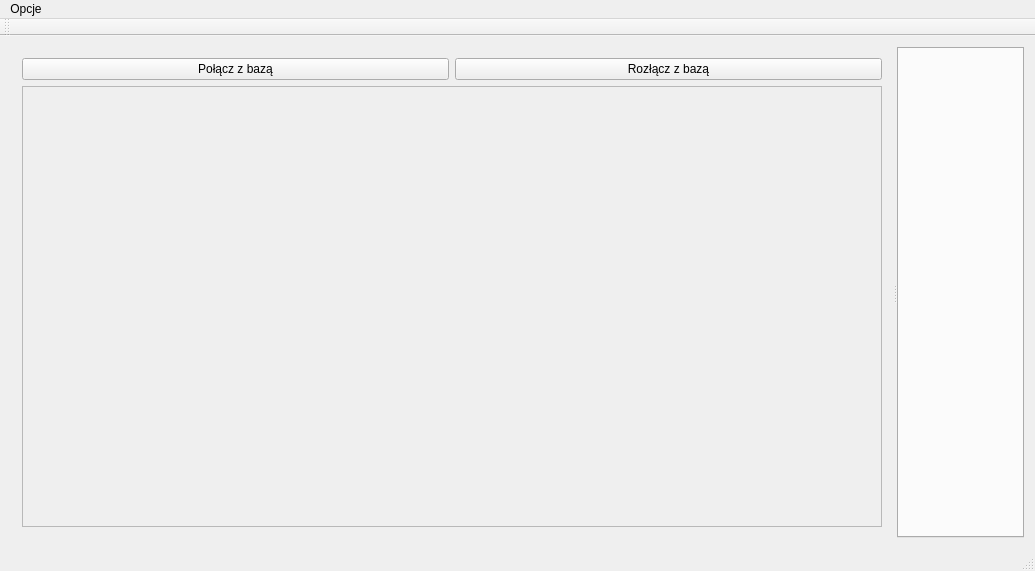
patrykpl2612/ProgramowanieZespolowe, file SmartPlan v0.3/mainwindow.ui: the form before one commit.
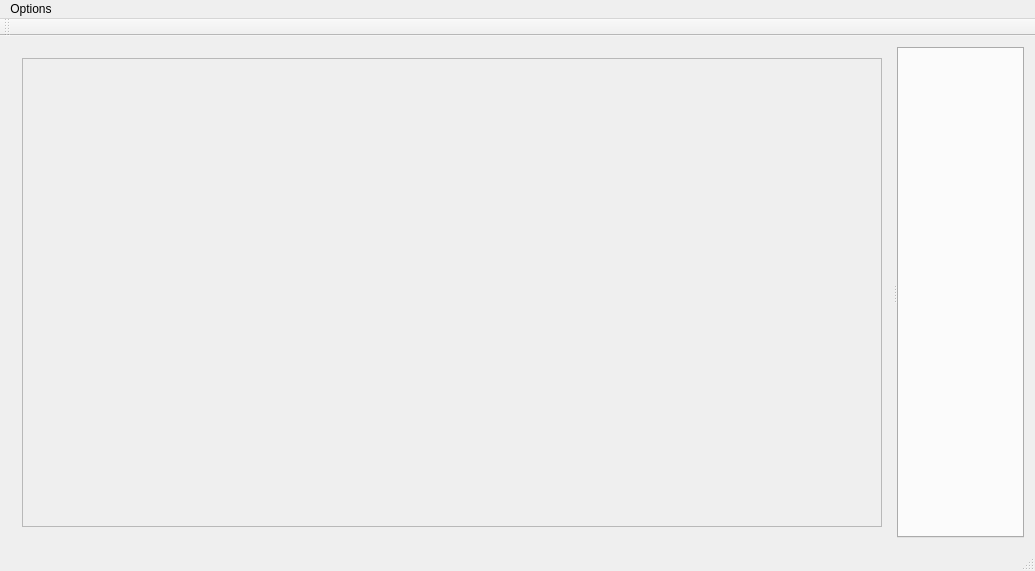
The form after the commit.

```diff
--- a/SmartPlan v0.3/mainwindow.ui
+++ b/SmartPlan v0.3/mainwindow.ui
@@ -10,6 +10,12 @@
     <height>571</height>
    </rect>
   </property>
+  <property name="sizePolicy">
+   <sizepolicy hsizetype="Minimum" vsizetype="Preferred">
+    <horstretch>0</horstretch>
+    <verstretch>0</verstretch>
+   </sizepolicy>
+  </property>
   <property name="windowTitle">
    <string>MainWindow</string>
   </property>
@@ -23,27 +29,12 @@
       <widget class="QWidget" name="layoutWidget">
        <layout class="QVBoxLayout" name="verticalLayout">
         <item>
-         <layout class="QHBoxLayout" name="horizontalLayout">
-          <item>
-           <widget class="QPushButton" name="pushButton_3">
-            <property name="text">
-             <string>Połącz z bazą</string>
-            </property>
-           </widget>
-          </item>
-          <item>
-           <widget class="QPushButton" name="pushButton_2">
-            <property name="text">
-             <string>Rozłącz z bazą</string>
-            </property>
-           </widget>
-          </item>
-         </layout>
+         <layout class="QHBoxLayout" name="horizontalLayout"/>
         </item>
         <item>
          <widget class="QScrollArea" name="scrollArea">
           <property name="sizePolicy">
-           <sizepolicy hsizetype="Expanding" vsizetype="Expanding">
+           <sizepolicy hsizetype="Minimum" vsizetype="Expanding">
             <horstretch>0</horstretch>
             <verstretch>0</verstretch>
            </sizepolicy>
@@ -66,7 +57,7 @@
              <x>0</x>
              <y>0</y>
              <width>882</width>
-             <height>461</height>
+             <height>482</height>
             </rect>
            </property>
           </widget>
@@ -112,7 +103,7 @@
    </property>
    <widget class="QMenu" name="menuOpcje">
     <property name="title">
-     <string>Opcje</string>
+     <string>Options</string>
     </property>
     <addaction name="actionClear_database"/>
    </widget>
```
Left out of the diff: 21 changed lines with no effect on the pictures.
